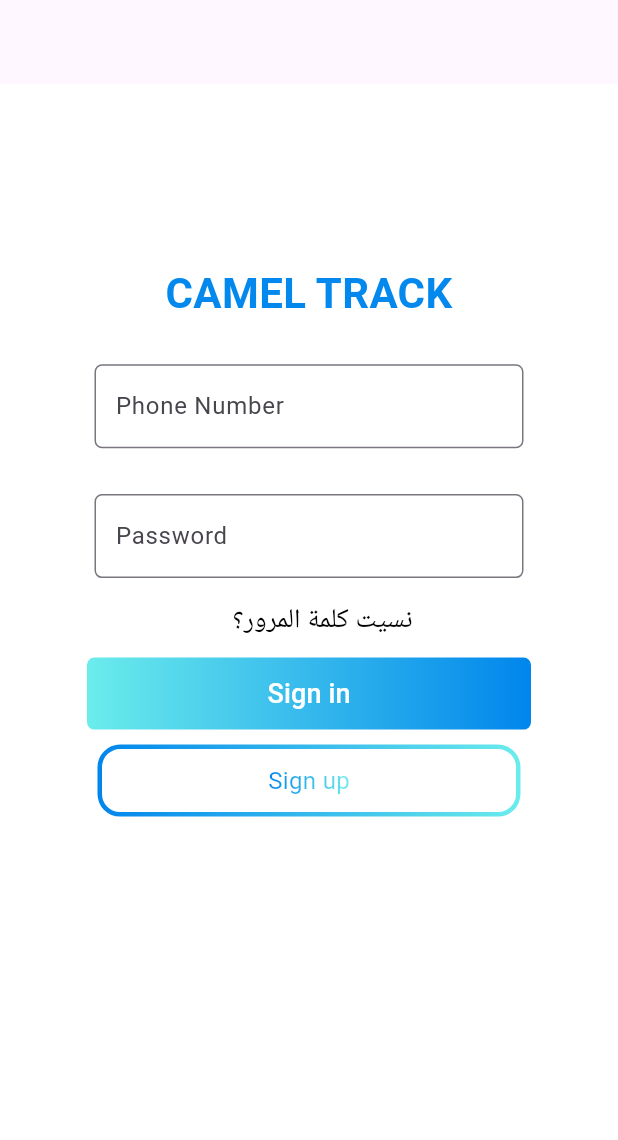
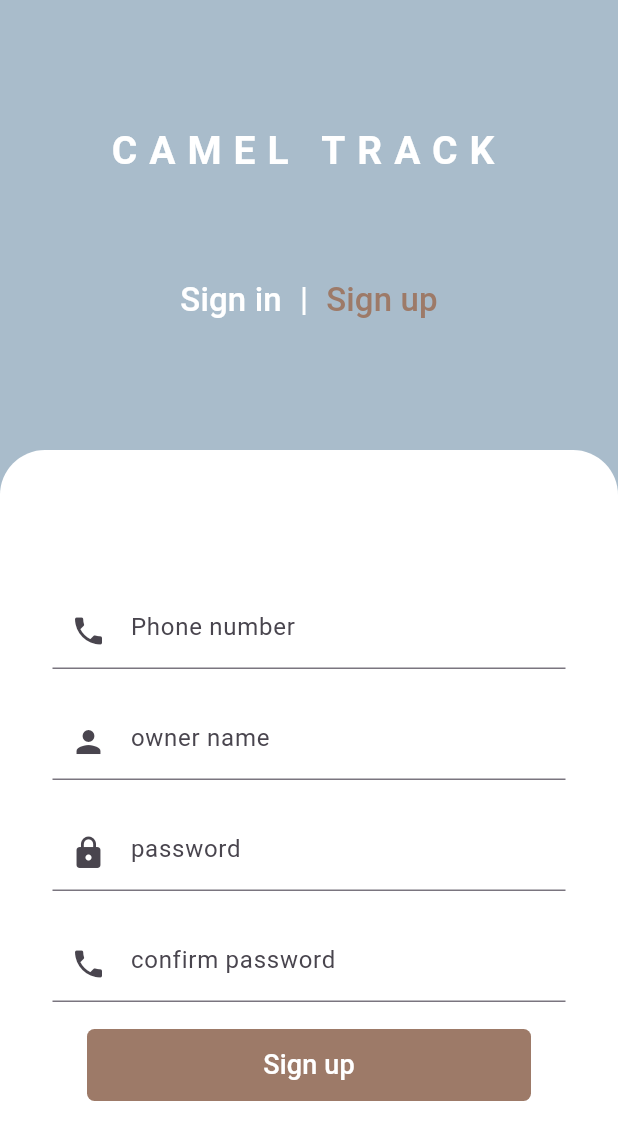
Before and after one commit to misr4vip/camel, a Flutter app: the screen it shows after launch, after a tap on "Sign up", on a phone screen of 412 x 824 dp. Shown: the top 1140 px of the screen. Run offline on Flutter 3.47's test engine with Material 3 defaults, Android fonts, the light colour scheme and no system bars; Roboto replaces fonts that are missing (Cairo).

Commit message:
finshed login auth signup

```diff
--- a/lib/Helpers/const.dart
+++ b/lib/Helpers/const.dart
@@ -24,6 +24,8 @@ class Cons {
   ////// Colors
 
   static int mainColor = 0xff0389ED;
+  static int orangeColor = 0xff9D7A68;
+  static int whiteColor = 0xffffffff;
 
   ///  regex
   static String emailRegex = r'^[\w-\.]+@([\w-]+\.)+[\w-]{2,4}$';
--- a/lib/Helpers/my_widgets.dart
+++ b/lib/Helpers/my_widgets.dart
@@ -11,11 +11,12 @@ class MyWidgets {
     // double screenWidth = MediaQuery.of(context).size.width;
     // double screenHeight = MediaQuery.of(context).size.height;
     return Positioned.fill(
-      left: 0.0,
-      right: 0.0,
-      bottom: -30,
-      child: ColoredBox(color: Colors.white,)
-    );
+        left: 0.0,
+        right: 0.0,
+        bottom: -30,
+        child: ColoredBox(
+          color: Color(0xffA9BCCB),
+        ));
   }
 
   Widget addTitleTextView(String title) {
@@ -23,8 +24,9 @@ class MyWidgets {
       title,
       textAlign: TextAlign.center,
       style: const TextStyle(
-        color: Color(0xFF0389ED),
-        fontSize: 28,
+        color: Color(0xFFFFFFFF),
+        letterSpacing: 8.0,
+        fontSize: 26,
         fontFamily: 'Cairo',
         fontWeight: FontWeight.w600,
         height: 0.03,
@@ -164,10 +166,10 @@ class MyWidgets {
       child: Container(
         width: double.infinity,
         decoration: ShapeDecoration(
-          gradient: const LinearGradient(
+          gradient: LinearGradient(
             begin: Alignment(1.00, 0.00),
             end: Alignment(-1, 0),
-            colors: [Color(0xFF0086EC), Color(0xFF6BECEC)],
+            colors: [Color(Cons.orangeColor), Color(Cons.orangeColor)],
           ),
           shape: RoundedRectangleBorder(
             borderRadius: BorderRadius.circular(5),
--- a/lib/main.dart
+++ b/lib/main.dart
@@ -1,4 +1,4 @@
-import 'package:camel_trace/views/login.dart';
+import 'package:camel_trace/views/auth.dart';
 import 'package:flutter/material.dart';
 
 void main() {
@@ -16,7 +16,7 @@ class MyApp extends StatelessWidget {
         colorScheme: ColorScheme.fromSeed(seedColor: Colors.deepPurple),
         useMaterial3: true,
       ),
-      home: const Login(title: "login"),
+      home: const Auth(title: "login"),
     );
   }
 }
--- /dev/null
+++ b/lib/views/auth.dart
@@ -0,0 +1,117 @@
+import 'package:camel_trace/Helpers/const.dart';
+import 'package:camel_trace/views/login_view.dart';
+import 'package:camel_trace/views/signup_view.dart';
+import 'package:flutter/material.dart';
+import '../../Helpers/my_widgets.dart';
+
+class Auth extends StatefulWidget {
+  const Auth({
+    super.key,
+    required this.title,
+  });
+  final String title;
+  @override
+  State<Auth> createState() => _AuthState();
+}
+
+class _AuthState extends State<Auth> {
+  var screenWidth = 0.0, screenHeight = 0.0;
+  var isLogin = true;
+  final _formKey = GlobalKey<FormState>();
+
+  @override
+  Widget build(BuildContext context) {
+    var h = MyWidgets(context: context);
+    screenWidth = MediaQuery.of(context).size.width;
+    screenHeight = MediaQuery.of(context).size.height;
+    return Scaffold(
+      resizeToAvoidBottomInset: true,
+      body: Stack(children: [
+        Positioned.fill(
+            left: 0.0,
+            right: 0.0,
+            bottom: -30,
+            top: 0.0,
+            child: Container(
+              alignment: Alignment.center,
+              color: const Color(0xffA9BCCB),
+              child: Column(
+                  crossAxisAlignment: CrossAxisAlignment.center,
+                  children: [
+                    Padding(
+                      padding: const EdgeInsets.only(top: 100),
+                      child: h.addTitleTextView(Cons.appName),
+                    ),
+                    Padding(
+                      padding: const EdgeInsets.only(top: 75),
+                      child: Row(
+                        mainAxisAlignment: MainAxisAlignment.center,
+                        children: [
+                          TextButton(
+                              onPressed: () {
+                                setState(() {
+                                  isLogin = true;
+                                });
+                              },
+                              child: Text(
+                                Cons.signIn,
+                                style: TextStyle(
+                                    color: Color(isLogin
+                                        ? Cons.orangeColor
+                                        : Cons.whiteColor),
+                                    fontSize: 22),
+                              )),
+                          Text(
+                            "|",
+                            style: TextStyle(
+                                color: Color(Cons.whiteColor), fontSize: 22),
+                          ),
+                          TextButton(
+                              onPressed: () {
+                                setState(() {
+                                  isLogin = false;
+                                });
+                              },
+                              child: Text(
+                                Cons.signUp,
+                                style: TextStyle(
+                                    color: Color(isLogin
+                                        ? Cons.whiteColor
+                                        : Cons.orangeColor),
+                                    fontSize: 22),
+                              )),
+                        ],
+                      ),
+                    )
+                  ]),
+            )),
+        Positioned.fill(
+          top: 300,
+          bottom: 0.0,
+          left: 0.0,
+          right: 0.0,
+          child: Container(
+            decoration: const BoxDecoration(
+              color: Colors.white,
+              borderRadius: BorderRadius.only(
+                topLeft: Radius.circular(30.0),
+                topRight: Radius.circular(30.0),
+              ),
+            ),
+            padding: const EdgeInsets.symmetric(horizontal: 5),
+            alignment: Alignment.center,
+            child: Form(
+              key: _formKey,
+              child: SingleChildScrollView(
+                  child: isLogin ? const LoginView() : const SignupView()),
+            ),
+          ),
+        ),
+      ]),
+    );
+  }
+
+  void fLogin() {
+    if (_formKey.currentState!.validate()) {}
+  }
+}
--- a/lib/views/login.dart
+++ /dev/null
@@ -1,110 +0,0 @@
-import 'package:camel_trace/Helpers/const.dart';
-import 'package:flutter/material.dart';
-import '../../Helpers/my_widgets.dart';
-
-class Login extends StatefulWidget {
-  const Login({
-    super.key,
-    required this.title,
-  });
-  final String title;
-  @override
-  State<Login> createState() => _LoginState();
-}
-
-class _LoginState extends State<Login> {
-  var userNameController = TextEditingController();
-  var passwordController = TextEditingController();
-  var screenWidth = 0.0, screenHeight = 0.0;
-  final _formKey = GlobalKey<FormState>();
-
-  @override
-  Widget build(BuildContext context) {
-    var h = MyWidgets(context: context);
-
-    screenWidth = MediaQuery.of(context).size.width;
-    screenHeight = MediaQuery.of(context).size.height;
-    return Scaffold(
-      resizeToAvoidBottomInset: true,
-      appBar: AppBar(
-
-      ),
-      body: Stack(children: [
-        h.addFooterImage(),
-        Container(
-          padding: const EdgeInsets.symmetric(horizontal: 5),
-          alignment: Alignment.center,
-          child: Form(
-            key: _formKey,
-            child: SingleChildScrollView(
-              child: Column(children: [
-                h.addTitleTextView(Cons.appName),
-                SizedBox(height: screenWidth / 10),
-
-                Padding(
-                  padding: const EdgeInsets.only(left: 58, right: 58),
-                  child: h.addTextField(
-                      userNameController, Cons.phoneNumber, () => null,
-                      (value) {
-                    if (value!.isEmpty) {
-                      return Cons.thisFieldRequired;
-                    } else if (value.length < 10) {
-                      return Cons.thisFieldRequired;
-                    } else if (!value.startsWith("9665")) {
-                      return Cons.thisFieldRequired;
-                    }
-
-                    return null;
-                  }),
-                ),
-                SizedBox(height: screenWidth / 20),
-                Padding(
-                  padding: const EdgeInsets.only(left: 58, right: 58),
-                  child: h.addTextField(
-                      passwordController, Cons.password, () => null, (value) {
-                    if (value!.isEmpty) {
-                      return Cons.thisFieldRequired;
-                    }
-                    return null;
-                  }, obsureText: true),
-                ),
-                const Row(
-                  children: [
-                    SizedBox(
-                      width: 50,
-                    ),
-                    Padding(
-                      padding: EdgeInsets.only(left: 88, right: 88),
-                      child: TextButton(
-                          onPressed: null,
-                          child: Text(
-                            "نسيت كلمة المرور؟",
-                            style: TextStyle(
-                              color: Colors.black,
-                              fontSize: 18,
-                            ),
-                          )),
-                    ),
-                  ],
-                ),
-                h.addButton(Cons.signIn, () => fLogin()),
-                const SizedBox(
-                  height: 10,
-                ),
-                h.addButtonWithoutBg(Cons.signUp, () => fSignUp()),
-                const SizedBox(
-                  height: 140,
-                )
-              ]),
-            ),
-          ),
-        ),
-      ]),
-    );
-  }
-
-  void fSignUp() {}
-  void fLogin() {
-    if (_formKey.currentState!.validate()) {}
-  }
-}
--- /dev/null
+++ b/lib/views/login_view.dart
@@ -0,0 +1,62 @@
+import 'package:camel_trace/Helpers/const.dart';
+import 'package:camel_trace/Helpers/my_widgets.dart';
+import 'package:flutter/material.dart';
+
+class LoginView extends StatefulWidget {
+  const LoginView({super.key});
+
+  @override
+  State<LoginView> createState() => _LoginViewState();
+}
+
+class _LoginViewState extends State<LoginView> {
+  var userNameController = TextEditingController();
+  var passwordController = TextEditingController();
+  @override
+  Widget build(BuildContext context) {
+    var h = MyWidgets(context: context);
+    return Column(children: [
+      Padding(
+          padding: const EdgeInsets.only(left: 30, right: 30),
+          child: TextFormField(
+            controller: userNameController,
+            decoration: const InputDecoration(
+              labelText: "Phone number",
+              prefixIcon: Padding(
+                padding: EdgeInsets.only(top: 5), // add padding to adjust icon
+                child: Icon(Icons.phone),
+              ),
+            ),
+          )),
+      const SizedBox(height: 18),
+      Padding(
+          padding: const EdgeInsets.only(left: 30, right: 30),
+          child: TextFormField(
+            controller: passwordController,
+            decoration: const InputDecoration(
+              labelText: "password",
+              prefixIcon: Padding(
+                padding: EdgeInsets.only(top: 5), // add padding to adjust icon
+                child: Icon(Icons.lock),
+              ),
+            ),
+          )),
+      const SizedBox(
+        height: 18,
+      ),
+      const Padding(
+        padding: EdgeInsets.only(right: 0),
+        child: TextButton(
+            onPressed: null,
+            child: Text(
+              "forget password?",
+              style: TextStyle(
+                color: Color(0xff9D7A68),
+                fontSize: 18,
+              ),
+            )),
+      ),
+      h.addButton(Cons.signIn, () {}),
+    ]);
+  }
+}
--- /dev/null
+++ b/lib/views/signup_view.dart
@@ -0,0 +1,76 @@
+import 'package:camel_trace/Helpers/const.dart';
+import 'package:camel_trace/Helpers/my_widgets.dart';
+import 'package:flutter/material.dart';
+
+class SignupView extends StatefulWidget {
+  const SignupView({super.key});
+
+  @override
+  State<SignupView> createState() => _SignupState();
+}
+
+class _SignupState extends State<SignupView> {
+  var userNameController = TextEditingController();
+  var passwordController = TextEditingController();
+  @override
+  Widget build(BuildContext context) {
+    var h = MyWidgets(context: context);
+    return Column(children: [
+      Padding(
+          padding: const EdgeInsets.only(left: 30, right: 30),
+          child: TextFormField(
+            controller: userNameController,
+            decoration: const InputDecoration(
+              labelText: "Phone number",
+              prefixIcon: Padding(
+                padding: EdgeInsets.only(top: 5), // add padding to adjust icon
+                child: Icon(Icons.phone),
+              ),
+            ),
+          )),
+      const SizedBox(height: 18),
+      Padding(
+          padding: const EdgeInsets.only(left: 30, right: 30),
+          child: TextFormField(
+            controller: userNameController,
+            decoration: const InputDecoration(
+              labelText: "owner name",
+              prefixIcon: Padding(
+                padding: EdgeInsets.only(top: 5), // add padding to adjust icon
+                child: Icon(Icons.person),
+              ),
+            ),
+          )),
+      const SizedBox(height: 18),
+      Padding(
+          padding: const EdgeInsets.only(left: 30, right: 30),
+          child: TextFormField(
+            controller: passwordController,
+            decoration: const InputDecoration(
+              labelText: "password",
+              prefixIcon: Padding(
+                padding: EdgeInsets.only(top: 5), // add padding to adjust icon
+                child: Icon(Icons.lock),
+              ),
+            ),
+          )),
+      const SizedBox(
+        height: 18,
+      ),
+      Padding(
+          padding: const EdgeInsets.only(left: 30, right: 30),
+          child: TextFormField(
+            controller: userNameController,
+            decoration: const InputDecoration(
+              labelText: "confirm password",
+              prefixIcon: Padding(
+                padding: EdgeInsets.only(top: 5), // add padding to adjust icon
+                child: Icon(Icons.phone),
+              ),
+            ),
+          )),
+      const SizedBox(height: 18),
+      h.addButton(Cons.signUp, () {}),
+    ]);
+  }
+}
```
Also changed, not shown: lib/views/signup.dart (deleted, +0 -107 lines).
